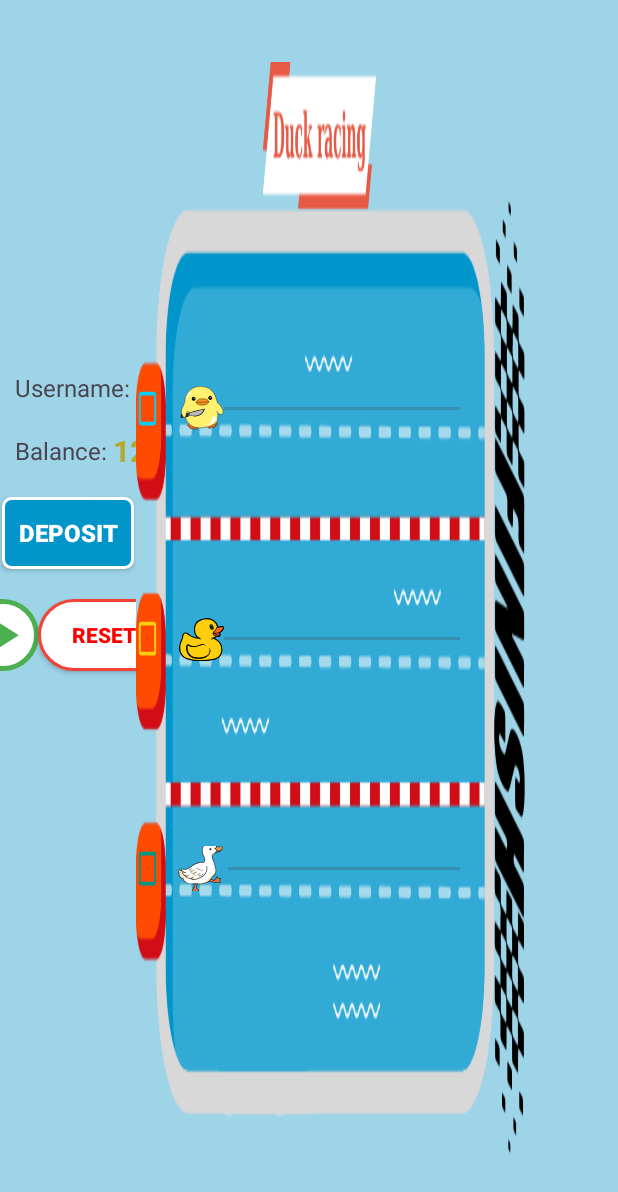
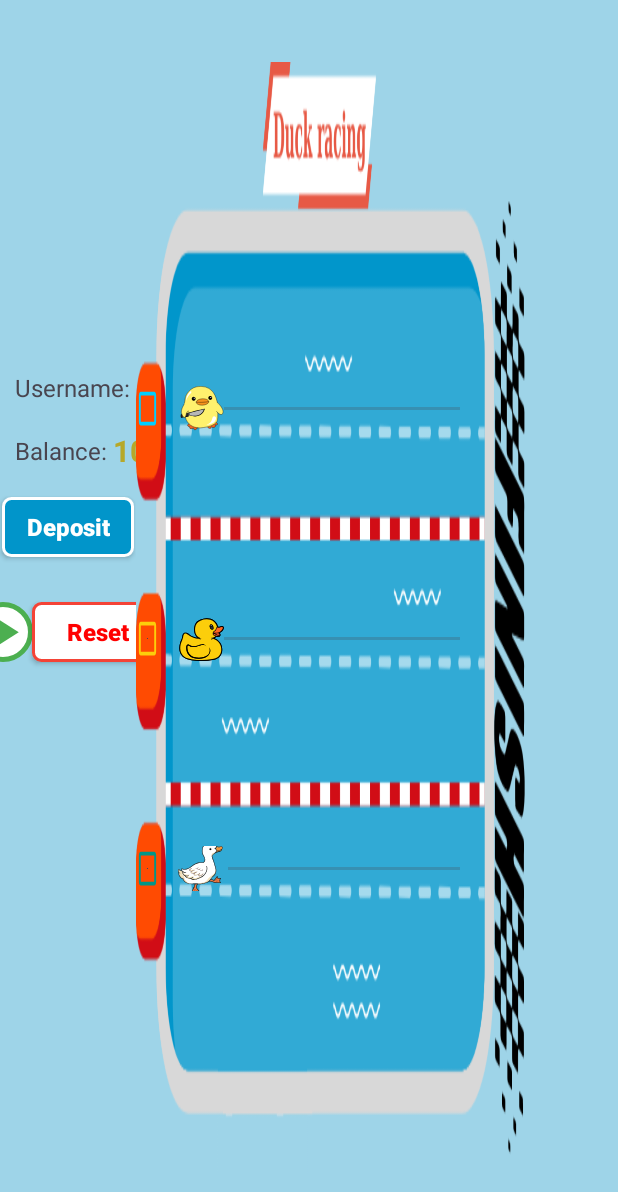
Before and after one commit to kidhood/racing_game_android_studio, an Android app: the layout activity_main.xml on its own in the app's theme, with its tools: preview values and no code run, on a phone screen of 412 x 824 dp. Shown: the top 1192 px of the screen. Run offline under Robolectric (Android 15) with nearby library versions, the phone set to English and light mode, and no system bars.

Commit message:
Add sound and style, fix something in UI

```diff
--- a/app/src/main/java/com/fu/duckracing/LoginActivity.java
+++ b/app/src/main/java/com/fu/duckracing/LoginActivity.java
@@ -25,10 +25,11 @@ public class LoginActivity extends AppCompatActivity {
 
         btnLogin.setOnClickListener(v -> {
             if(!CheckLogin()){
-                Toast.makeText(LoginActivity.this, "Username and Password not correct\n Username: iloveyou | Password: metoo", Toast.LENGTH_SHORT).show();
+                Toast.makeText(LoginActivity.this, "Username and Password not correct\nUsername: iloveyou | Password: metoo", Toast.LENGTH_SHORT).show();
                 return;
             }
             Intent intent = new Intent(this, MainActivity.class);
+            intent.putExtra("username", txtUsername.getText().toString());
             startActivity(intent);
             finish();
         });
--- a/app/src/main/res/drawable/reset_button.xml
+++ b/app/src/main/res/drawable/reset_button.xml
@@ -2,6 +2,6 @@
 <shape xmlns:android="http://schemas.android.com/apk/res/android"
     android:shape="rectangle">
     <solid android:color="#FFFFFF"/>
-    <corners android:radius="600dp"/>
+    <corners android:radius="5dp"/>
     <stroke android:color="#F44336" android:width="2dp"/>
 </shape>
--- a/app/src/main/res/layout/activity_main.xml
+++ b/app/src/main/res/layout/activity_main.xml
@@ -47,10 +47,10 @@
             app:layout_constraintTop_toTopOf="@+id/guideline6" />
 
         <TextView
-            android:id="@+id/txtUserName"
+            android:id="@+id/username"
             android:layout_width="wrap_content"
             android:layout_height="wrap_content"
-            android:text="Thống"
+            android:text=""
             android:textColor="#0195CA"
             android:textSize="20sp"
             android:textStyle="bold"
@@ -73,7 +73,7 @@
             android:id="@+id/txtBalance"
             android:layout_width="wrap_content"
             android:layout_height="wrap_content"
-            android:text="120"
+            android:text="100"
             android:textColor="#B6A829"
             android:textSize="20sp"
             android:textStyle="bold"
@@ -84,10 +84,11 @@
         <androidx.appcompat.widget.AppCompatButton
             android:id="@+id/btnDeposit"
             android:layout_width="wrap_content"
-            android:layout_height="wrap_content"
+            android:layout_height="40dp"
             android:layout_marginTop="20dp"
             android:background="@drawable/button_background"
             android:text="Deposit"
+            android:textAllCaps="false"
             android:textColor="#FFFFFF"
             android:textSize="16sp"
             android:textStyle="bold"
@@ -97,9 +98,9 @@
 
         <ImageButton
             android:id="@+id/btnStart"
-            android:layout_width="48dp"
-            android:layout_height="48dp"
-            android:layout_marginTop="20dp"
+            android:layout_width="40dp"
+            android:layout_height="40dp"
+            android:layout_marginTop="30dp"
             android:background="@drawable/circle_with_border"
             android:src="@drawable/ic_play"
             app:layout_constraintEnd_toStartOf="@+id/btnReset"
@@ -110,17 +111,17 @@
         <androidx.appcompat.widget.AppCompatButton
             android:id="@+id/btnReset"
             android:layout_width="wrap_content"
-            android:layout_height="wrap_content"
-            android:layout_marginStart="0dp"
-            android:layout_marginTop="20dp"
+            android:layout_height="40dp"
             android:background="@drawable/reset_button"
-            android:text="RESET"
+            android:text="Reset"
+            android:textAllCaps="false"
             android:textColor="#FF0000"
+            android:textSize="16sp"
             android:textStyle="bold"
+            app:layout_constraintBottom_toBottomOf="@+id/btnStart"
             app:layout_constraintEnd_toEndOf="parent"
-            app:layout_constraintHorizontal_bias="0.5"
             app:layout_constraintStart_toEndOf="@+id/btnStart"
-            app:layout_constraintTop_toBottomOf="@+id/btnDeposit" />
+            app:layout_constraintTop_toTopOf="@+id/btnStart" />
 
     </androidx.constraintlayout.widget.ConstraintLayout>
 
--- a/app/src/main/res/layout/result_dialog.xml
+++ b/app/src/main/res/layout/result_dialog.xml
@@ -4,7 +4,6 @@
     xmlns:tools="http://schemas.android.com/tools"
     android:layout_width="match_parent"
     android:layout_height="match_parent"
-    android:background="#00BCD4"
     >
 
     <ImageView
@@ -31,8 +30,8 @@
 
     <ImageView
         android:id="@+id/winner_image"
-        android:layout_width="wrap_content"
-        android:layout_height="wrap_content"
+        android:layout_width="100dp"
+        android:layout_height="100dp"
         android:layout_gravity="center_horizontal"
         android:layout_marginTop="12dp"
         android:src="@drawable/ic_launcher_background"
```
Also changed, not shown: app/src/main/java/com/fu/duckracing/MainActivity.java (+26 -9 lines), app/src/main/res/layout/activity_login.xml (+5 -2 lines), app/src/main/res/layout/charge_dialog.xml (+10 -4 lines), app/src/main/res/values/result_dialog.xml (added, +7 -0 lines), 1 other file.
